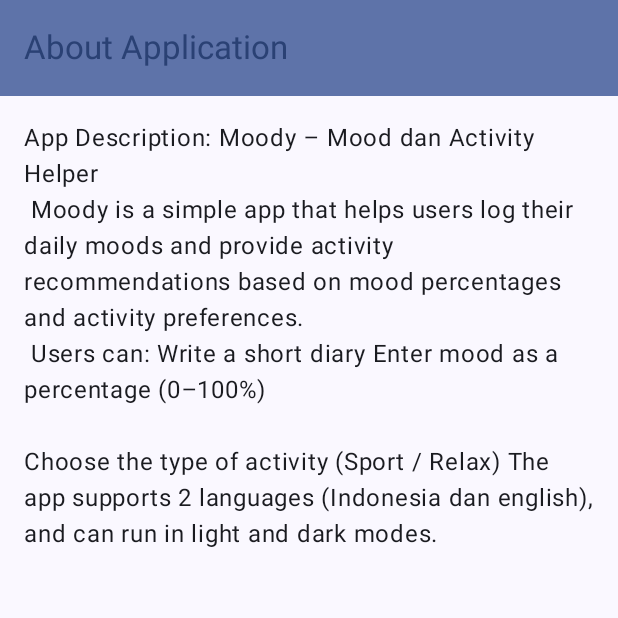
After one commit to vaaniiiiiii/moody, an Android app built with Jetpack Compose: the AboutScreen screen opened through its navigation route, on a phone screen of 412 x 824 dp, the top half of it. The commit adds this screen. Run offline under Robolectric (Android 15) with nearby library versions, the phone set to English and light mode, and no system bars.

Commit message:
Membuat tampilan about

```diff
--- a/app/src/main/java/NavGraph.kt
+++ b/app/src/main/java/NavGraph.kt
@@ -3,6 +3,7 @@ import androidx.navigation.NavHostController
 import androidx.navigation.compose.NavHost
 import androidx.navigation.compose.composable
 import androidx.navigation.compose.rememberNavController
+import com.vanisa0066.moody.ui.screen.AboutScreen
 import com.vanisa0066.moody.ui.screen.MainScreen
 
 @Composable
@@ -14,5 +15,8 @@ fun SetupNavGraph(navController: NavHostController = rememberNavController()){
         composable(route = Screen.Home.route){
             MainScreen()
         }
+        composable(route = Screen.About.route){
+            AboutScreen()
+        }
     }
 }
--- a/app/src/main/java/Screen.kt
+++ b/app/src/main/java/Screen.kt
@@ -1,3 +1,4 @@
 sealed class Screen(val route: String){
     data object Home: Screen("mainScreen")
+    data object About: Screen("aboutScreen")
 }
--- /dev/null
+++ b/app/src/main/java/com/vanisa0066/moody/ui/screen/AboutScreen.kt
@@ -0,0 +1,49 @@
+package com.vanisa0066.moody.ui.screen
+
+import android.content.res.Configuration
+import androidx.compose.foundation.layout.padding
+import androidx.compose.material3.ExperimentalMaterial3Api
+import androidx.compose.material3.MaterialTheme
+import androidx.compose.material3.Scaffold
+import androidx.compose.material3.Text
+import androidx.compose.material3.TopAppBar
+import androidx.compose.material3.TopAppBarDefaults
+import androidx.compose.runtime.Composable
+import androidx.compose.ui.Modifier
+import androidx.compose.ui.res.stringResource
+import androidx.compose.ui.tooling.preview.Preview
+import androidx.compose.ui.unit.dp
+import com.vani0066.moody.R
+import com.vani0066.moody.ui.theme.MoodyTheme
+
+
+@OptIn(ExperimentalMaterial3Api::class)
+@Composable
+fun AboutScreen() {
+    Scaffold(
+        topBar = {
+            TopAppBar(
+                title = {
+                    Text(text = stringResource(R.string.tentang_aplikasi))
+                },
+                colors = TopAppBarDefaults.mediumTopAppBarColors(
+                    containerColor = MaterialTheme.colorScheme.primaryContainer,
+                    titleContentColor = MaterialTheme.colorScheme.primary,
+                )
+            )
+        }
+    ) { innerPadding ->
+        Text(
+            text = stringResource(R.string.copyright),
+            modifier = Modifier.padding(innerPadding).padding(16.dp)
+        )
+    }
+}
+@Preview(showBackground = true)
+@Preview(uiMode = Configuration.UI_MODE_NIGHT_YES, showBackground = true)
+@Composable
+fun AboutScreenPreview(){
+    MoodyTheme {
+        AboutScreen()
+    }
+}
```
